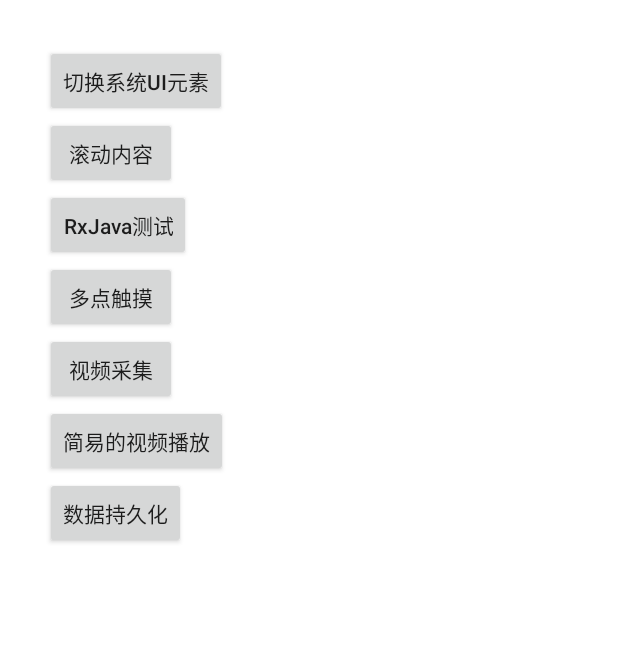
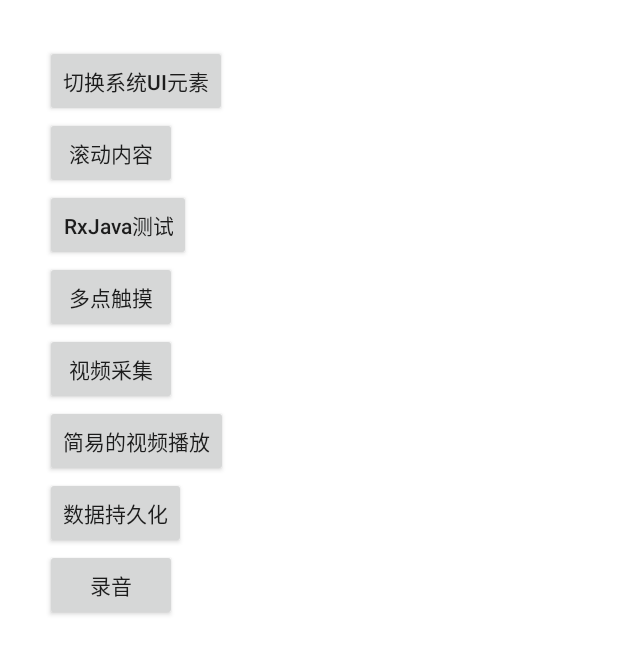
Before and after one commit to zenobiawang/AndroidStudy, an Android app: the screen it shows after launch (SplashActivity), on a phone screen of 412 x 824 dp. Shown: the top 654 px of the screen. Run offline under Robolectric (Android 15) with nearby library versions, the phone set to English and light mode, and no system bars; 1 statement that could not run was skipped.

Commit message:
调研录音权限

```diff
--- a/androidStudy/app/src/main/AndroidManifest.xml
+++ b/androidStudy/app/src/main/AndroidManifest.xml
@@ -27,6 +27,7 @@
         <activity android:name=".MainActivity"/>
         <activity android:name=".media.DionisPlayerActivity"/>
         <activity android:name=".keep.KeepActivity"/>
+        <activity android:name=".media.AudioCaptureActivity"/>
         <!-- ATTENTION: This was auto-generated to add Google Play services to your project for
      App Indexing.  See https://g.co/AppIndexing/AndroidStudio for more information. -->
         <meta-data
--- a/androidStudy/app/src/main/java/com/example/wanghui/androidstudy/SplashActivity.java
+++ b/androidStudy/app/src/main/java/com/example/wanghui/androidstudy/SplashActivity.java
@@ -7,6 +7,7 @@ import android.view.View;
 import android.widget.Button;
 
 import com.example.wanghui.androidstudy.interaction.MultiTouchActivity;
+import com.example.wanghui.androidstudy.media.AudioCaptureActivity;
 import com.example.wanghui.androidstudy.media.DionisPlayerActivity;
 import com.example.wanghui.androidstudy.media.VideoCaptureActivity;
 import com.example.wanghui.androidstudy.keep.KeepActivity;
@@ -27,6 +28,7 @@ public class SplashActivity extends FragmentActivity {
     private Button mButtonMediaVideo;
     private Button mButtonDionisPlayer;
     private Button mButtonVideoList;
+    private Button mButtonMediaAudio;
     private SplashClickListener mSplashClickListener;
     /**
      * ATTENTION: This was auto-generated to implement the App Indexing API.
@@ -66,6 +68,9 @@ public class SplashActivity extends FragmentActivity {
 
         mButtonVideoList = (Button) findViewById(R.id.btn_keep_momery);
         setClickListener(mButtonVideoList);
+
+        mButtonMediaAudio = (Button) findViewById(R.id.btn_media_audio);
+        setClickListener(mButtonMediaAudio);
     }
 
     private void setClickListener(View view) {
@@ -99,8 +104,15 @@ public class SplashActivity extends FragmentActivity {
                 case R.id.btn_keep_momery:
                     goKeepMomery();
                     break;
+                case R.id.btn_media_audio:
+                    goMediaAudio();
             }
         }
+    }
+
+    private void goMediaAudio() {
+        Intent intent = new Intent(this, AudioCaptureActivity.class);
+        startActivity(intent);
     }
 
     private void goChangeSystemUI() {
--- a/androidStudy/app/src/main/java/com/example/wanghui/androidstudy/media/VideoCaptureActivity.java
+++ b/androidStudy/app/src/main/java/com/example/wanghui/androidstudy/media/VideoCaptureActivity.java
@@ -2,7 +2,9 @@ package com.example.wanghui.androidstudy.media;
 
 import android.content.Context;
 import android.hardware.Camera;
+import android.media.AudioFormat;
 import android.media.AudioManager;
+import android.media.AudioRecord;
 import android.media.CamcorderProfile;
 import android.media.MediaRecorder;
 import android.os.Build;
--- a/androidStudy/app/src/main/res/layout/activity_splash.xml
+++ b/androidStudy/app/src/main/res/layout/activity_splash.xml
@@ -46,6 +46,12 @@
         android:layout_height="wrap_content"
         android:text="数据持久化"/>
 
+    <Button
+        android:id="@+id/btn_media_audio"
+        android:layout_width="wrap_content"
+        android:layout_height="wrap_content"
+        android:text="录音"/>
+
 
 
 </LinearLayout>
```
Also changed, not shown: androidStudy/app/src/main/java/com/example/wanghui/androidstudy/media/AudioCaptureActivity.java (added, +31 -0 lines).
